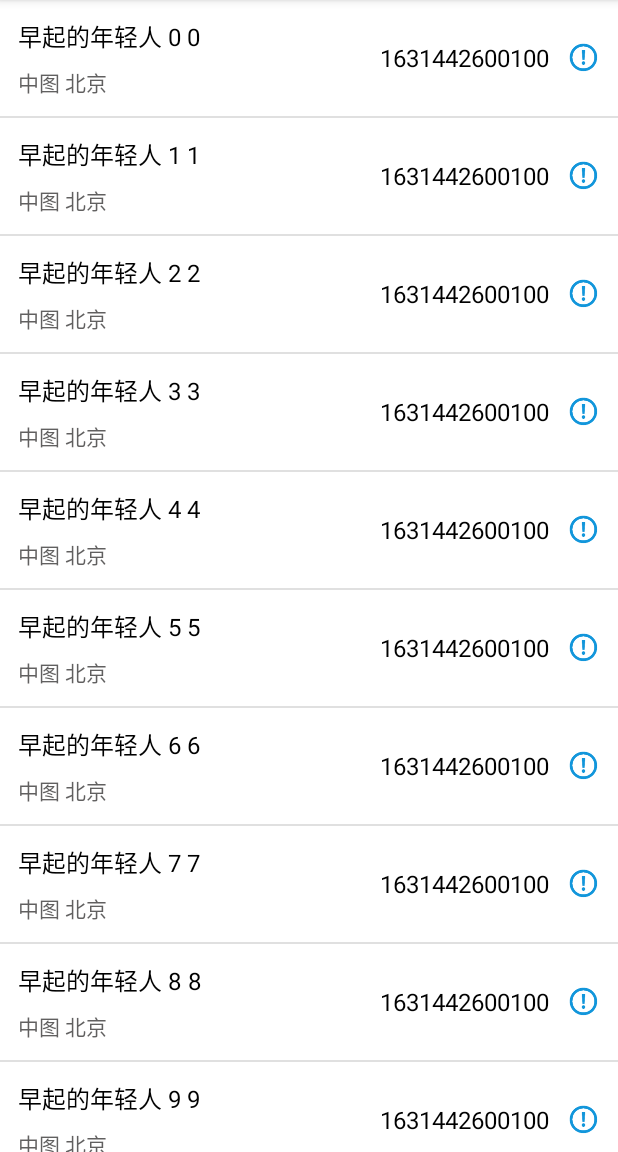
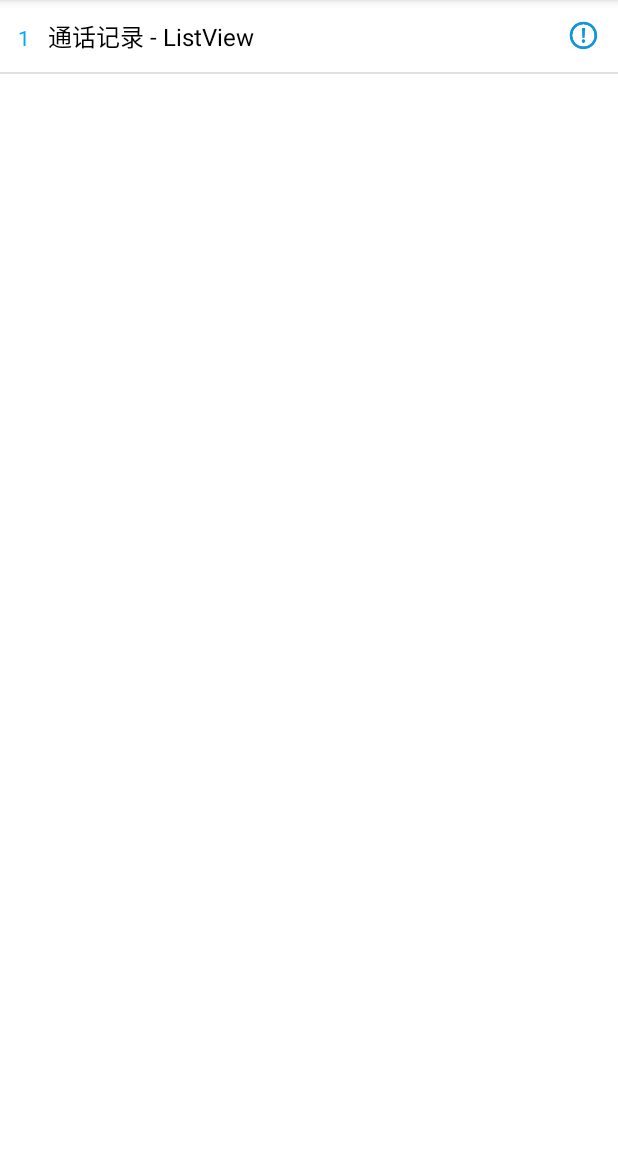
Before and after one commit to zhaolongs/AndroidStudy, an Android app: the screen it shows after launch (MainActivity), on a phone screen of 412 x 824 dp, the part 84-1236 px from its top. Run offline under Robolectric (Android 15) with nearby library versions, the phone set to English and light mode, and no system bars.

Commit message:
目录列表

```diff
--- a/AndroidStudyDemo/app/src/main/java/com/example/studyapp/activity/MainActivity.java
+++ b/AndroidStudyDemo/app/src/main/java/com/example/studyapp/activity/MainActivity.java
@@ -10,14 +10,15 @@ import android.widget.AdapterView;
 import android.widget.ListView;
 
 import com.example.studyapp.R;
-import com.example.studyapp.adapter.PhoneListAdapter;
-import com.example.studyapp.bean.PhoneBean;
+import com.example.studyapp.adapter.CatalogueListAdapter;
+import com.example.studyapp.bean.CatalogueBean;
 
 import java.util.ArrayList;
-import java.util.Date;
 import java.util.List;
 
 public class MainActivity extends AppCompatActivity {
+
+    private List<CatalogueBean> mCatalogueBeanList;
 
     @Override
     protected void onCreate(Bundle savedInstanceState) {
@@ -28,21 +29,18 @@ public class MainActivity extends AppCompatActivity {
         //第二步 获取 ListView
         ListView listView = findViewById(R.id.listview);
         //第三步 数据
-        List<PhoneBean> phoneBeanList = new ArrayList<>();
-        for (int i = 0; i < 1000; i++) {
-            PhoneBean phoneBean = new PhoneBean();
-            phoneBean.userName="早起的年轻人 "+i;
-            phoneBean.userAddress="中图 北京";
-            phoneBean.phone="133454545";
-            phoneBean.createTime = new Date().getTime();
-            phoneBeanList.add(phoneBean);
-        }
+        mCatalogueBeanList = new ArrayList<>();
+
+        addPageDataFunction();
+
+
         //第四步 创建适配器
-        PhoneListAdapter phoneListAdapter = new PhoneListAdapter(phoneBeanList,this);
+        CatalogueListAdapter phoneListAdapter = new CatalogueListAdapter(mCatalogueBeanList, this);
 
         //第五步 关联 ListView
         listView.setAdapter(phoneListAdapter);
-//第六步 设置点击事件
+
+        //第六步 设置点击事件
         listView.setOnItemClickListener(new AdapterView.OnItemClickListener() {
             /**
              *
@@ -54,34 +52,29 @@ public class MainActivity extends AppCompatActivity {
             @Override
             public void onItemClick(AdapterView<?> parent, View view, int position, long id) {
 
-                Log.d("ListView","点击了ListView "+position);
+                Log.d("ListView", "点击了ListView " + position);
 
                 //获取列表对应的数据
-                PhoneBean phoneBean = phoneBeanList.get(position);
-                //获取电话号
-                String phone = phoneBean.phone;
-
-
-
+                CatalogueBean catalogueBean = mCatalogueBeanList.get(position);
                 /**
                  * 参数一 当前 Activity 实例
                  * 参数二 将要打开 的页面
                  */
-                Intent intent = new Intent(MainActivity.this,PhoneDetailsActivity.class);
-
-                //参数
-                intent.putExtra("phone",phone);
-
-                //传递对象
-                intent.putExtra("people",phoneBean);
-
+                Intent intent = new Intent(MainActivity.this, catalogueBean.aClass);
                 //开启一个新的Activity
                 MainActivity.this.startActivity(intent);
 
             }
         });
+    }
 
+    /**
+     * 添加数据
+     */
+    private void addPageDataFunction() {
 
+        CatalogueBean catalogueBean = new CatalogueBean("通话记录 - ListView ", ListViewStudyActivity.class);
 
+        mCatalogueBeanList.add(catalogueBean);
     }
 }
--- /dev/null
+++ b/AndroidStudyDemo/app/src/main/java/com/example/studyapp/adapter/CatalogueListAdapter.java
@@ -0,0 +1,107 @@
+package com.example.studyapp.adapter;
+
+import android.app.Activity;
+import android.content.Context;
+import android.util.Log;
+import android.view.View;
+import android.view.ViewGroup;
+import android.widget.BaseAdapter;
+import android.widget.TextView;
+
+import com.example.studyapp.R;
+import com.example.studyapp.bean.CatalogueBean;
+
+import java.util.List;
+
+/**
+ * 导航目录使用
+ */
+public class CatalogueListAdapter extends BaseAdapter {
+    //列表数据
+    List<CatalogueBean> mPhoneBeanList;
+    Context mContext;
+
+    public CatalogueListAdapter(List<CatalogueBean> phoneBeanList, Activity mainActivity) {
+        mPhoneBeanList = phoneBeanList;
+        mContext = mainActivity;
+    }
+
+    /**
+     * 列表条目个数
+     *
+     * @return
+     */
+    @Override
+    public int getCount() {
+        return mPhoneBeanList.size();
+    }
+
+    /**
+     * 列表中每个条目的数据
+     *
+     * @param position
+     * @return
+     */
+    @Override
+    public Object getItem(int position) {
+        return mPhoneBeanList.get(position);
+    }
+
+    /**
+     * 每个条目的唯一标识
+     *
+     * @param position
+     * @return
+     */
+    @Override
+    public long getItemId(int position) {
+        return position;
+    }
+
+    /**
+     * 每个条目使用的布局
+     *
+     * @param position
+     * @param convertView
+     * @param parent
+     * @return
+     */
+    @Override
+    public View getView(int position, View convertView, ViewGroup parent) {
+        //加载layout
+        View inflate;
+
+        ListViewHolder listViewHolder;
+        if (convertView == null) {
+            Log.d("ListView","新创建 View "+position);
+
+            inflate = View.inflate(mContext, R.layout.catalogue_list_item, null);
+            listViewHolder = new ListViewHolder();
+            listViewHolder.catalogueTextView = inflate.findViewById(R.id.tv_catalog_name);
+            listViewHolder.catalogueIndexTextView = inflate.findViewById(R.id.tv_catalog_index);
+            inflate.setTag(listViewHolder);
+        } else {
+            Log.e("ListView","复用 View "+position);
+            inflate = convertView;
+            listViewHolder = (ListViewHolder) inflate.getTag();
+        }
+        //获取当前条目 数据
+        CatalogueBean phoneBean = mPhoneBeanList.get(position);
+
+        listViewHolder.setDataFunction(phoneBean, position);
+
+
+        return inflate;
+    }
+
+    private class ListViewHolder {
+        TextView catalogueTextView;
+        TextView catalogueIndexTextView;
+
+        public void setDataFunction(CatalogueBean catalogueBean, int position) {
+            catalogueTextView.setText(catalogueBean.pageName + " " );
+            catalogueIndexTextView.setText((position+1)+"");
+        }
+    }
+
+}
--- /dev/null
+++ b/AndroidStudyDemo/app/src/main/java/com/example/studyapp/bean/CatalogueBean.java
@@ -0,0 +1,12 @@
+package com.example.studyapp.bean;
+
+public class CatalogueBean {
+    public String pageName;
+    public Class aClass;
+    public String subTitle = "";
+
+    public CatalogueBean(String pageName, Class aClass) {
+        this.pageName = pageName;
+        this.aClass = aClass;
+    }
+}
--- /dev/null
+++ b/AndroidStudyDemo/app/src/main/res/layout/catalogue_list_item.xml
@@ -0,0 +1,55 @@
+<?xml version="1.0" encoding="utf-8"?>
+<LinearLayout xmlns:android="http://schemas.android.com/apk/res/android"
+    xmlns:app="http://schemas.android.com/apk/res-auto"
+    xmlns:tools="http://schemas.android.com/tools"
+    android:layout_width="match_parent"
+    android:layout_height="match_parent"
+    android:gravity="center_horizontal"
+    android:orientation="vertical"
+    tools:context=".activity.MainActivity">
+
+
+    <LinearLayout
+        android:layout_width="match_parent"
+        android:layout_height="wrap_content"
+        android:gravity="center_vertical"
+        android:orientation="horizontal"
+        android:padding="12dp">
+
+        <LinearLayout
+            android:layout_width="wrap_content"
+            android:layout_height="wrap_content"
+            android:layout_weight="1"
+            android:orientation="horizontal">
+
+            <TextView
+                android:id="@+id/tv_catalog_index"
+                android:layout_width="wrap_content"
+                android:layout_height="wrap_content"
+                android:layout_marginRight="12dp"
+                android:text="1"
+                android:textColor="#03A9F4"
+                android:textSize="14sp" />
+
+            <TextView
+                android:id="@+id/tv_catalog_name"
+                android:layout_width="wrap_content"
+                android:layout_height="wrap_content"
+                android:text="早起的年轻人"
+                android:textColor="#000000"
+                android:textSize="16sp" />
+
+
+        </LinearLayout>
+
+
+        <ImageView
+            android:layout_width="22dp"
+            android:layout_height="22dp"
+            android:layout_marginLeft="12dp"
+            android:src="@mipmap/tips_icon" />
+
+    </LinearLayout>
+
+
+</LinearLayout>
```
